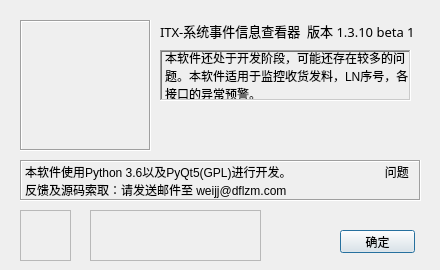
First picture: the form in System_Event_Watcher/UI_about.ui, repository ITX-Snowhare/Python_DFLZM_System_Event_Watcher, before the edit.
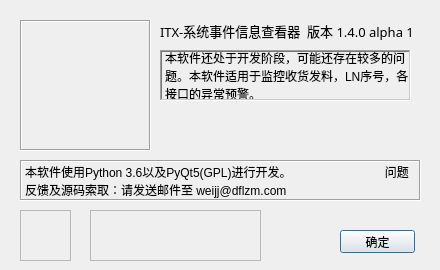
Second picture: the form after the edit. Icons and pictures are not drawn.

```diff
--- a/System_Event_Watcher/UI_about.ui
+++ b/System_Event_Watcher/UI_about.ui
@@ -66,7 +66,7 @@
     </font>
    </property>
    <property name="text">
-    <string>ITX-系统事件信息查看器  版本 1.3.10 beta 1</string>
+    <string>ITX-系统事件信息查看器  版本 1.4.0 alpha 1</string>
    </property>
   </widget>
   <widget class="QLabel" name="label_3">
```
